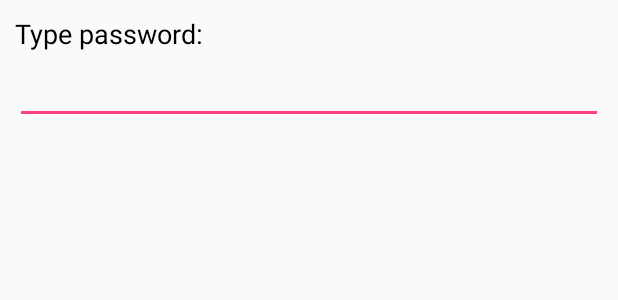
After one commit to Meosit/Wi-Fi-File-Hook, an Android app: the layout password_dialog.xml on its own in the app's theme, with its tools: preview values and no code run, on a phone screen of 412 x 824 dp. The commit adds this screen. Shown: the top 300 px of the screen. Run offline under Robolectric (Android 15) with nearby library versions, the phone set to English and light mode, and no system bars.

Commit message:
Some refactor and playing with smb files

```diff
--- /dev/null
+++ b/app/src/main/res/layout/password_dialog.xml
@@ -0,0 +1,30 @@
+<?xml version="1.0" encoding="utf-8"?>
+<RelativeLayout xmlns:android="http://schemas.android.com/apk/res/android"
+    android:layout_width="match_parent"
+    android:layout_height="match_parent"
+    android:orientation="vertical"
+    android:padding="10dp">
+
+
+    <EditText
+        android:id="@+id/password.dialog.input.password"
+        android:layout_width="wrap_content"
+        android:layout_height="wrap_content"
+        android:layout_alignParentEnd="true"
+        android:layout_alignParentLeft="true"
+        android:layout_alignParentRight="true"
+        android:layout_alignParentStart="true"
+        android:textSize="20sp"
+        android:layout_below="@+id/password.dialog.label.password"
+        android:ems="10"
+        android:inputType="textPassword" />
+
+    <TextView
+        android:id="@+id/password.dialog.label.password"
+        android:layout_width="wrap_content"
+        android:layout_height="wrap_content"
+        android:labelFor="@id/password.dialog.input.password"
+        android:text="@string/password.dialog.label.password"
+        android:textColor="@android:color/black"
+        android:textSize="18sp" />
+</RelativeLayout>
--- a/app/src/main/res/values/strings.xml
+++ b/app/src/main/res/values/strings.xml
@@ -13,4 +13,5 @@
     <string name="activity.main.button.show_file">Show file</string>
     <string name="activity.main.checkbox.open_if_can">Open if can on start</string>
     <string name="activity.main.input.sync_time.hint">60</string>
+    <string name="password.dialog.label.password">Type password:</string>
 </resources>
```
Also changed, not shown: app/src/main/java/by/mksn/wififilehook/activity/MainActivity.java (+122 -17 lines), app/src/main/java/by/mksn/wififilehook/wifi/WifiUtil.java (+6 -6 lines), app/src/main/res/layout/activity_main.xml (+16 -9 lines).
